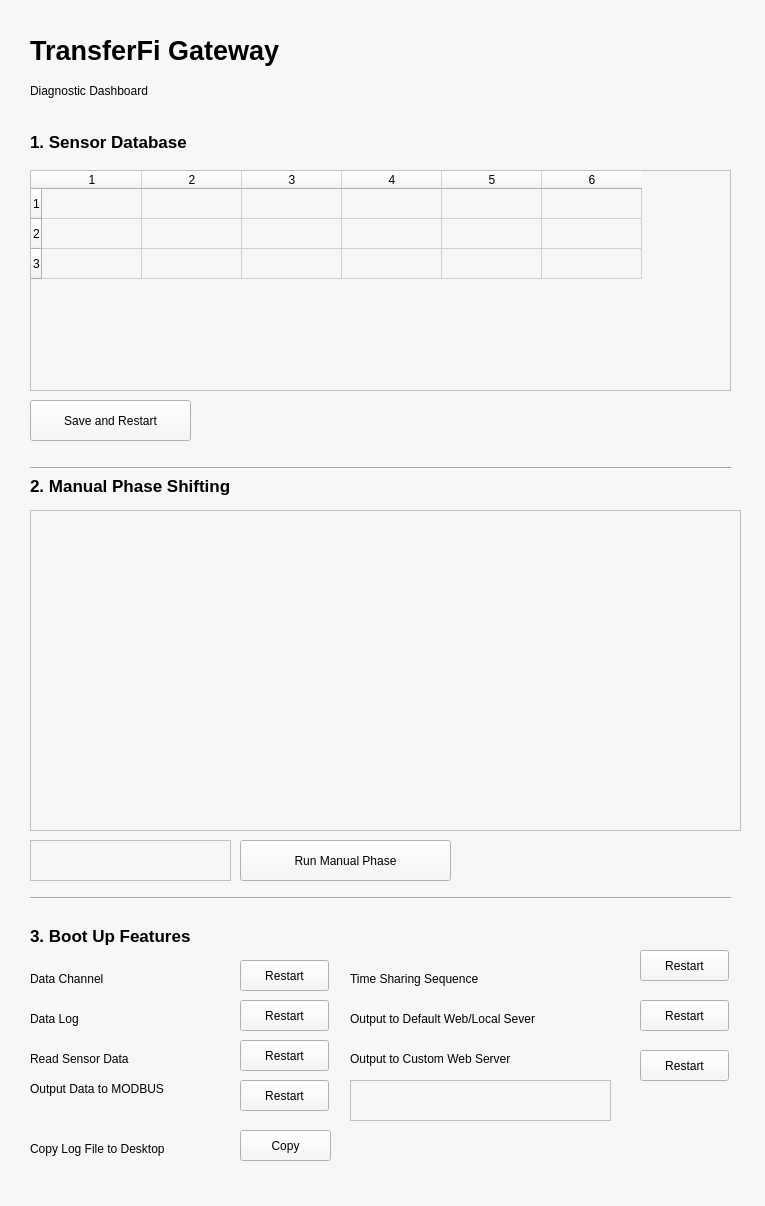
Old version of the form Tx_config.ui in the repository TransferFi/Tx_UI.
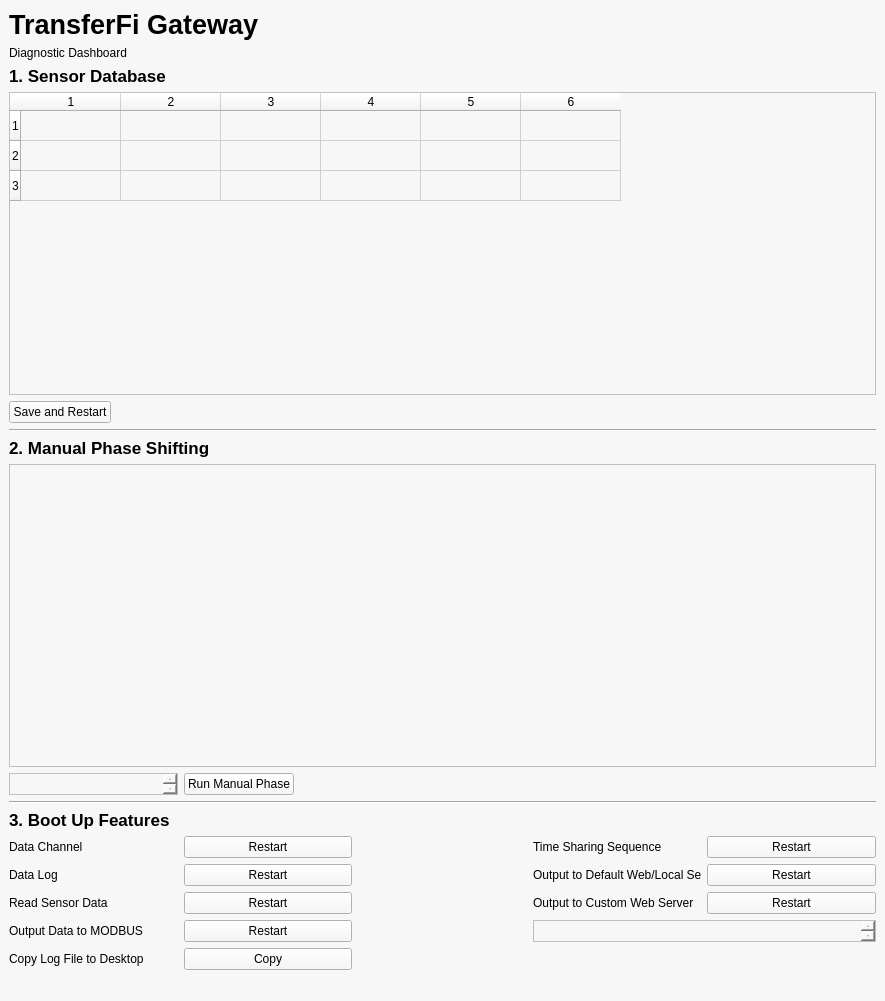
New version of the form. Icons and pictures are not drawn.

Diff of the .ui file:
```diff
--- a/Tx_config.ui
+++ b/Tx_config.ui
@@ -6,8 +6,8 @@
    <rect>
     <x>0</x>
     <y>0</y>
-    <width>765</width>
-    <height>1206</height>
+    <width>885</width>
+    <height>1001</height>
    </rect>
   </property>
   <property name="windowTitle">
@@ -20,15 +20,57 @@
    <string notr="true">background-color: rgb(247, 247, 247);</string>
   </property>
   <widget class="QWidget" name="centralwidget">
+   <layout class="QGridLayout" name="gridLayout">
+    <item row="0" column="3" rowspan="2" colspan="2">
+     <widget class="QLabel" name="label_11">
+      <property name="text">
+       <string/>
+      </property>
+      <property name="pixmap">
+       <pixmap>../../Pictures/Screenshot from 2020-02-06 17-40-16.png</pixmap>
+      </property>
+     </widget>
+    </item>
+    <item row="11" column="0">
+     <widget class="QLabel" name="label">
+      <property name="text">
+       <string>Data Channel</string>
+      </property>
+     </widget>
+    </item>
+    <item row="9" column="0" colspan="5">
+     <widget class="Line" name="line_2">
+      <property name="orientation">
+       <enum>Qt::Horizontal</enum>
+      </property>
+     </widget>
+    </item>
+    <item row="11" column="4">
+     <widget class="QPushButton" name="Restart_TimeSharing">
+      <property name="text">
+       <string>Restart</string>
+      </property>
+     </widget>
+    </item>
+    <item row="2" column="0" colspan="2">
+     <widget class="QLabel" name="label_12">
+      <property name="font">
+       <font>
+        <pointsize>13</pointsize>
+        <weight>75</weight>
+        <bold>true</bold>
+       </font>
+      </property>
+      <property name="text">
+       <string>1. Sensor Database</string>
+      </property>
+     </widget>
+    </item>
+    <item row="7" column="0" colspan="5">
+     <widget class="QGraphicsView" name="graphicsView"/>
+    </item>
+    <item row="3" column="0" colspan="5">
    <widget class="QTableWidget" name="tableWidget">
-    <property name="geometry">
-     <rect>
-      <x>30</x>
-      <y>170</y>
-      <width>701</width>
-      <height>221</height>
-     </rect>
-    </property>
     <property name="rowCount">
      <number>3</number>
     </property>
@@ -45,283 +87,120 @@
     <column/>
     <column/>
    </widget>
-   <widget class="QPushButton" name="SaveandRestart">
-    <property name="geometry">
-     <rect>
-      <x>30</x>
-      <y>400</y>
-      <width>161</width>
-      <height>41</height>
-     </rect>
-    </property>
+    </item>
+    <item row="12" column="0">
+     <widget class="QLabel" name="label_3">
+      <property name="text">
+       <string>Data Log</string>
+      </property>
+     </widget>
+    </item>
+    <item row="12" column="1">
+     <widget class="QPushButton" name="Restart_DataLog">
     <property name="text">
-     <string>Save and Restart</string>
-    </property>
-   </widget>
+       <string>Restart</string>
+      </property>
+     </widget>
+    </item>
+    <item row="12" column="4">
+     <widget class="QPushButton" name="Restart_wedLocalServer">
+      <property name="text">
+       <string>Restart</string>
+      </property>
+     </widget>
+    </item>
+    <item row="8" column="1" colspan="2">
    <widget class="QPushButton" name="RunManualPhase">
-    <property name="geometry">
-     <rect>
-      <x>240</x>
-      <y>840</y>
-      <width>211</width>
-      <height>41</height>
-     </rect>
+      <property name="sizePolicy">
+       <sizepolicy hsizetype="Maximum" vsizetype="Fixed">
+        <horstretch>0</horstretch>
+        <verstretch>0</verstretch>
+       </sizepolicy>
     </property>
     <property name="text">
      <string>Run Manual Phase</string>
     </property>
    </widget>
-   <widget class="QTextEdit" name="text_InputPhaseShiftValue">
-    <property name="geometry">
-     <rect>
-      <x>30</x>
-      <y>840</y>
-      <width>201</width>
-      <height>41</height>
-     </rect>
-    </property>
-    <property name="styleSheet">
-     <string notr="true">color: rgb(255, 255, 255);
-color: rgb(0, 0, 0);</string>
-    </property>
-   </widget>
-   <widget class="QGraphicsView" name="graphicsView">
-    <property name="geometry">
-     <rect>
-      <x>30</x>
-      <y>510</y>
-      <width>711</width>
-      <height>321</height>
-     </rect>
-    </property>
-   </widget>
-   <widget class="QLabel" name="label">
-    <property name="geometry">
-     <rect>
-      <x>30</x>
-      <y>970</y>
-      <width>101</width>
-      <height>17</height>
-     </rect>
-    </property>
-    <property name="text">
-     <string>Data Channel</string>
-    </property>
-   </widget>
+    </item>
+    <item row="13" column="0">
    <widget class="QLabel" name="label_2">
-    <property name="geometry">
-     <rect>
-      <x>30</x>
-      <y>1050</y>
-      <width>131</width>
-      <height>17</height>
-     </rect>
-    </property>
     <property name="text">
      <string>Read Sensor Data</string>
     </property>
    </widget>
-   <widget class="QLabel" name="label_3">
-    <property name="geometry">
-     <rect>
-      <x>30</x>
-      <y>1010</y>
-      <width>67</width>
-      <height>17</height>
-     </rect>
+    </item>
+    <item row="10" column="0" colspan="2">
+     <widget class="QLabel" name="label_14">
+      <property name="font">
+       <font>
+        <pointsize>13</pointsize>
+        <weight>75</weight>
+        <bold>true</bold>
+       </font>
     </property>
     <property name="text">
-     <string>Data Log</string>
-    </property>
-   </widget>
-   <widget class="QLabel" name="label_4">
-    <property name="geometry">
-     <rect>
-      <x>350</x>
-      <y>970</y>
-      <width>171</width>
-      <height>17</height>
-     </rect>
-    </property>
+       <string>3. Boot Up Features</string>
+      </property>
+     </widget>
+    </item>
+    <item row="13" column="1">
+     <widget class="QPushButton" name="Restart_ReadSensorData">
     <property name="text">
-     <string>Time Sharing Sequence</string>
-    </property>
-   </widget>
-   <widget class="QLabel" name="label_5">
-    <property name="geometry">
-     <rect>
-      <x>350</x>
-      <y>1010</y>
-      <width>251</width>
-      <height>17</height>
-     </rect>
-    </property>
-    <property name="text">
-     <string>Output to Default Web/Local Sever</string>
-    </property>
-   </widget>
-   <widget class="QLabel" name="label_6">
-    <property name="geometry">
-     <rect>
-      <x>350</x>
-      <y>1050</y>
-      <width>221</width>
-      <height>17</height>
-     </rect>
+       <string>Restart</string>
+      </property>
+     </widget>
+    </item>
+    <item row="5" column="0" colspan="5">
+     <widget class="Line" name="line">
+      <property name="orientation">
+       <enum>Qt::Horizontal</enum>
+      </property>
+     </widget>
+    </item>
+    <item row="6" column="0" colspan="2">
+     <widget class="QLabel" name="label_13">
+      <property name="font">
+       <font>
+        <pointsize>13</pointsize>
+        <weight>75</weight>
+        <bold>true</bold>
+       </font>
     </property>
     <property name="text">
-     <string>Output to Custom Web Server</string>
-    </property>
-   </widget>
-   <widget class="QTextEdit" name="text_InputUrlCusServer">
-    <property name="geometry">
-     <rect>
-      <x>350</x>
-      <y>1080</y>
-      <width>261</width>
-      <height>41</height>
-     </rect>
-    </property>
-   </widget>
+       <string>2. Manual Phase Shifting</string>
+      </property>
+     </widget>
+    </item>
+    <item row="14" column="0">
    <widget class="QLabel" name="label_7">
-    <property name="geometry">
-     <rect>
-      <x>30</x>
-      <y>1080</y>
-      <width>181</width>
-      <height>17</height>
-     </rect>
-    </property>
     <property name="text">
      <string>Output Data to MODBUS</string>
     </property>
    </widget>
-   <widget class="QLabel" name="label_8">
-    <property name="geometry">
-     <rect>
-      <x>30</x>
-      <y>1140</y>
-      <width>181</width>
-      <height>17</height>
-     </rect>
-    </property>
-    <property name="text">
-     <string>Copy Log File to Desktop</string>
-    </property>
-   </widget>
-   <widget class="QPushButton" name="Restart_DataChannel">
-    <property name="geometry">
-     <rect>
-      <x>240</x>
-      <y>960</y>
-      <width>89</width>
-      <height>31</height>
-     </rect>
-    </property>
-    <property name="text">
-     <string>Restart</string>
-    </property>
-   </widget>
-   <widget class="QPushButton" name="Copy_log">
-    <property name="geometry">
-     <rect>
-      <x>240</x>
-      <y>1130</y>
-      <width>91</width>
-      <height>31</height>
-     </rect>
-    </property>
-    <property name="text">
-     <string>Copy</string>
-    </property>
-   </widget>
-   <widget class="QPushButton" name="Restart_DataLog">
-    <property name="geometry">
-     <rect>
-      <x>240</x>
-      <y>1000</y>
-      <width>89</width>
-      <height>31</height>
-     </rect>
-    </property>
-    <property name="text">
-     <string>Restart</string>
-    </property>
-   </widget>
-   <widget class="QPushButton" name="Restart_ReadSensorData">
-    <property name="geometry">
-     <rect>
-      <x>240</x>
-      <y>1040</y>
-      <width>89</width>
-      <height>31</height>
-     </rect>
-    </property>
-    <property name="text">
-     <string>Restart</string>
-    </property>
-   </widget>
-   <widget class="QPushButton" name="Restart_DataOutputModbus">
-    <property name="geometry">
-     <rect>
-      <x>240</x>
-      <y>1080</y>
-      <width>89</width>
-      <height>31</height>
-     </rect>
-    </property>
-    <property name="text">
-     <string>Restart</string>
-    </property>
-   </widget>
-   <widget class="QPushButton" name="Restart_TimeSharing">
-    <property name="geometry">
-     <rect>
-      <x>640</x>
-      <y>950</y>
-      <width>89</width>
-      <height>31</height>
-     </rect>
-    </property>
-    <property name="text">
-     <string>Restart</string>
-    </property>
-   </widget>
-   <widget class="QPushButton" name="Restart_wedLocalServer">
-    <property name="geometry">
-     <rect>
-      <x>640</x>
-      <y>1000</y>
-      <width>89</width>
-      <height>31</height>
-     </rect>
-    </property>
-    <property name="text">
-     <string>Restart</string>
-    </property>
-   </widget>
+    </item>
+    <item row="13" column="4">
    <widget class="QPushButton" name="Restart_CustomServer">
-    <property name="geometry">
-     <rect>
-      <x>640</x>
-      <y>1050</y>
-      <width>89</width>
-      <height>31</height>
-     </rect>
-    </property>
+      <property name="text">
+       <string>Restart</string>
+      </property>
+     </widget>
+    </item>
+    <item row="14" column="1">
+     <widget class="QPushButton" name="Restart_DataOutputModbus">
     <property name="text">
      <string>Restart</string>
     </property>
    </widget>
+    </item>
+    <item row="1" column="0">
+     <widget class="QLabel" name="label_10">
+      <property name="text">
+       <string>Diagnostic Dashboard</string>
+      </property>
+     </widget>
+    </item>
+    <item row="0" column="0" colspan="2">
    <widget class="QLabel" name="label_9">
-    <property name="geometry">
-     <rect>
-      <x>30</x>
-      <y>20</y>
-      <width>321</width>
-      <height>61</height>
-     </rect>
-    </property>
     <property name="font">
      <font>
       <pointsize>20</pointsize>
@@ -336,121 +215,105 @@
      <enum>Qt::AutoText</enum>
     </property>
    </widget>
-   <widget class="QLabel" name="label_10">
-    <property name="geometry">
-     <rect>
-      <x>30</x>
-      <y>70</y>
-      <width>201</width>
-      <height>41</height>
-     </rect>
-    </property>
+    </item>
+    <item row="11" column="1">
+     <widget class="QPushButton" name="Restart_DataChannel">
     <property name="text">
-     <string>Diagnostic Dashboard</string>
-    </property>
-   </widget>
-   <widget class="QLabel" name="label_11">
-    <property name="geometry">
-     <rect>
-      <x>590</x>
-      <y>10</y>
-      <width>141</width>
-      <height>91</height>
-     </rect>
-    </property>
+       <string>Restart</string>
+      </property>
+     </widget>
+    </item>
+    <item row="8" column="0">
+     <widget class="QTextEdit" name="text_InputPhaseShiftValue">
+      <property name="sizePolicy">
+       <sizepolicy hsizetype="Ignored" vsizetype="Ignored">
+        <horstretch>0</horstretch>
+        <verstretch>0</verstretch>
+       </sizepolicy>
+      </property>
+      <property name="styleSheet">
+       <string notr="true">color: rgb(255, 255, 255);
+color: rgb(0, 0, 0);</string>
+      </property>
+     </widget>
+    </item>
+    <item row="15" column="1">
+     <widget class="QPushButton" name="Copy_log">
     <property name="text">
-     <string/>
-    </property>
-    <property name="pixmap">
-     <pixmap>../../Pictures/Screenshot from 2020-02-06 17-40-16.png</pixmap>
-    </property>
-   </widget>
-   <widget class="QLabel" name="label_12">
-    <property name="geometry">
-     <rect>
-      <x>30</x>
-      <y>126</y>
-      <width>251</width>
-      <height>31</height>
-     </rect>
-    </property>
-    <property name="font">
-     <font>
-      <pointsize>13</pointsize>
-      <weight>75</weight>
-      <bold>true</bold>
-     </font>
-    </property>
+       <string>Copy</string>
+      </property>
+     </widget>
+    </item>
+    <item row="15" column="0">
+     <widget class="QLabel" name="label_8">
+      <property name="text">
+       <string>Copy Log File to Desktop</string>
+      </property>
+     </widget>
+    </item>
+    <item row="4" column="0" colspan="2">
+     <widget class="QPushButton" name="SaveandRestart">
+      <property name="sizePolicy">
+       <sizepolicy hsizetype="Maximum" vsizetype="Preferred">
+        <horstretch>0</horstretch>
+        <verstretch>0</verstretch>
+       </sizepolicy>
+      </property>
     <property name="text">
-     <string>1. Sensor Database</string>
-    </property>
-   </widget>
-   <widget class="QLabel" name="label_13">
-    <property name="geometry">
-     <rect>
-      <x>30</x>
-      <y>470</y>
-      <width>271</width>
-      <height>31</height>
-     </rect>
-    </property>
-    <property name="font">
-     <font>
-      <pointsize>13</pointsize>
-      <weight>75</weight>
-      <bold>true</bold>
-     </font>
-    </property>
+       <string>Save and Restart</string>
+      </property>
+     </widget>
+    </item>
+    <item row="11" column="3">
+     <widget class="QLabel" name="label_4">
+      <property name="sizePolicy">
+       <sizepolicy hsizetype="Ignored" vsizetype="Ignored">
+        <horstretch>0</horstretch>
+        <verstretch>0</verstretch>
+       </sizepolicy>
+      </property>
     <property name="text">
-     <string>2. Manual Phase Shifting</string>
-    </property>
-   </widget>
-   <widget class="QLabel" name="label_14">
-    <property name="geometry">
-     <rect>
-      <x>30</x>
-      <y>920</y>
-      <width>221</width>
-      <height>31</height>
-     </rect>
-    </property>
-    <property name="font">
-     <font>
-      <pointsize>13</pointsize>
-      <weight>75</weight>
-      <bold>true</bold>
-     </font>
-    </property>
+       <string>Time Sharing Sequence</string>
+      </property>
+     </widget>
+    </item>
+    <item row="13" column="3">
+     <widget class="QLabel" name="label_6">
+      <property name="sizePolicy">
+       <sizepolicy hsizetype="Ignored" vsizetype="Ignored">
+        <horstretch>0</horstretch>
+        <verstretch>0</verstretch>
+       </sizepolicy>
+      </property>
     <property name="text">
-     <string>3. Boot Up Features</string>
-    </property>
-   </widget>
-   <widget class="Line" name="line">
-    <property name="geometry">
-     <rect>
-      <x>30</x>
-      <y>460</y>
-      <width>701</width>
-      <height>16</height>
-     </rect>
-    </property>
-    <property name="orientation">
-     <enum>Qt::Horizontal</enum>
-    </property>
-   </widget>
-   <widget class="Line" name="line_2">
-    <property name="geometry">
-     <rect>
-      <x>30</x>
-      <y>890</y>
-      <width>701</width>
-      <height>16</height>
-     </rect>
-    </property>
-    <property name="orientation">
-     <enum>Qt::Horizontal</enum>
-    </property>
-   </widget>
+       <string>Output to Custom Web Server</string>
+      </property>
+     </widget>
+    </item>
+    <item row="14" column="3" colspan="2">
+     <widget class="QTextEdit" name="text_InputUrlCusServer">
+      <property name="sizePolicy">
+       <sizepolicy hsizetype="Ignored" vsizetype="Ignored">
+        <horstretch>0</horstretch>
+        <verstretch>0</verstretch>
+       </sizepolicy>
+      </property>
+     </widget>
+    </item>
+    <item row="12" column="3">
+     <widget class="QLabel" name="label_5">
+      <property name="sizePolicy">
+       <sizepolicy hsizetype="Ignored" vsizetype="Ignored">
+        <horstretch>0</horstretch>
+        <verstretch>0</verstretch>
+       </sizepolicy>
+      </property>
+      <property name="text">
+       <string>Output to Default Web/Local Sever</string>
+      </property>
+     </widget>
+    </item>
+   </layout>
   </widget>
   <widget class="QMenuBar" name="menubar">
    <property name="geometry">
```
Left out of the diff: 4 changed lines with no effect on the pictures. Lines whose indentation alone changed are shown as unchanged.
